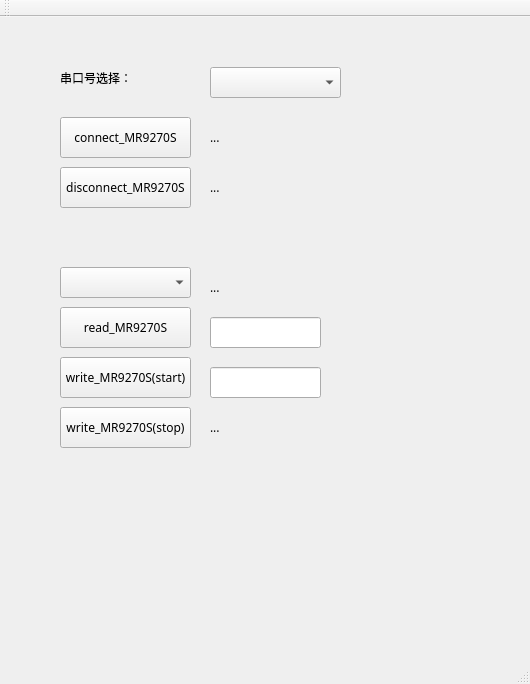
The window that test_libMR9270S/mainwindow.ui (CLP0037/libMR9270S) describes before a commit, drawn with Qt 5.
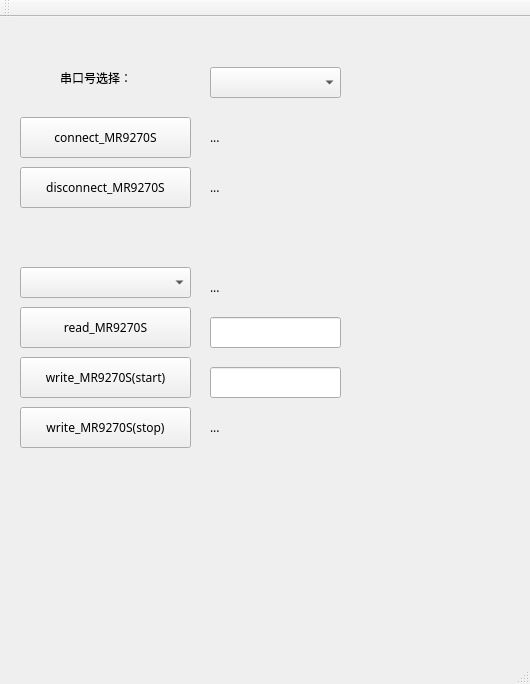
The same window after the commit.

Commit message: debug on linux

Patch:
```diff
--- a/test_libMR9270S/mainwindow.ui
+++ b/test_libMR9270S/mainwindow.ui
@@ -22,9 +22,9 @@
    <widget class="QPushButton" name="btn_connect">
     <property name="geometry">
      <rect>
-      <x>60</x>
+      <x>20</x>
       <y>100</y>
-      <width>131</width>
+      <width>171</width>
       <height>41</height>
      </rect>
     </property>
@@ -35,9 +35,9 @@
    <widget class="QPushButton" name="btn_disconnect">
     <property name="geometry">
      <rect>
-      <x>60</x>
+      <x>20</x>
       <y>150</y>
-      <width>131</width>
+      <width>171</width>
       <height>41</height>
      </rect>
     </property>
@@ -48,9 +48,9 @@
    <widget class="QPushButton" name="btn_read">
     <property name="geometry">
      <rect>
-      <x>60</x>
+      <x>20</x>
       <y>290</y>
-      <width>131</width>
+      <width>171</width>
       <height>41</height>
      </rect>
     </property>
@@ -61,9 +61,9 @@
    <widget class="QPushButton" name="btn_write">
     <property name="geometry">
      <rect>
-      <x>60</x>
+      <x>20</x>
       <y>340</y>
-      <width>131</width>
+      <width>171</width>
       <height>41</height>
      </rect>
     </property>
@@ -74,9 +74,9 @@
    <widget class="QComboBox" name="comboBox">
     <property name="geometry">
      <rect>
-      <x>60</x>
+      <x>20</x>
       <y>250</y>
-      <width>131</width>
+      <width>171</width>
       <height>31</height>
      </rect>
     </property>
@@ -136,7 +136,7 @@
      <rect>
       <x>210</x>
       <y>300</y>
-      <width>111</width>
+      <width>131</width>
       <height>31</height>
      </rect>
     </property>
@@ -146,7 +146,7 @@
      <rect>
       <x>210</x>
       <y>350</y>
-      <width>111</width>
+      <width>131</width>
       <height>31</height>
      </rect>
     </property>
@@ -156,7 +156,7 @@
      <rect>
       <x>210</x>
       <y>260</y>
-      <width>111</width>
+      <width>131</width>
       <height>21</height>
      </rect>
     </property>
@@ -169,7 +169,7 @@
      <rect>
       <x>210</x>
       <y>110</y>
-      <width>111</width>
+      <width>141</width>
       <height>21</height>
      </rect>
     </property>
@@ -182,7 +182,7 @@
      <rect>
       <x>210</x>
       <y>160</y>
-      <width>111</width>
+      <width>141</width>
       <height>21</height>
      </rect>
     </property>
@@ -193,9 +193,9 @@
    <widget class="QPushButton" name="btn_write_2">
     <property name="geometry">
      <rect>
-      <x>60</x>
+      <x>20</x>
       <y>390</y>
-      <width>131</width>
+      <width>171</width>
       <height>41</height>
      </rect>
     </property>
@@ -208,7 +208,7 @@
      <rect>
       <x>210</x>
       <y>400</y>
-      <width>111</width>
+      <width>131</width>
       <height>21</height>
      </rect>
     </property>
```
Left out of the diff: 2 changed lines with no effect on the pictures. The commit also changes 2 other files.
